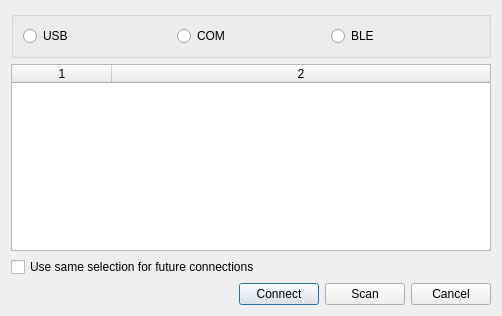
Above: selectdevicedialog.ui from rigexpert/AntScope2 before the change. Below: the same form after it.
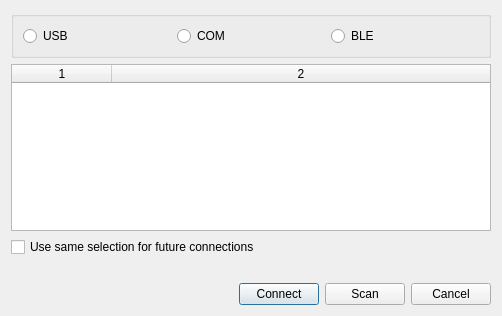
That is the form after the change. Icons and pictures are not drawn.

Patch:
```diff
--- a/selectdevicedialog.ui
+++ b/selectdevicedialog.ui
@@ -96,6 +96,13 @@
        </property>
       </widget>
      </item>
+     <item>
+      <widget class="QLabel" name="labelSupported">
+       <property name="text">
+        <string/>
+       </property>
+      </widget>
+     </item>
      <item>
       <layout class="QHBoxLayout" name="horizontalLayout">
        <item>
```
